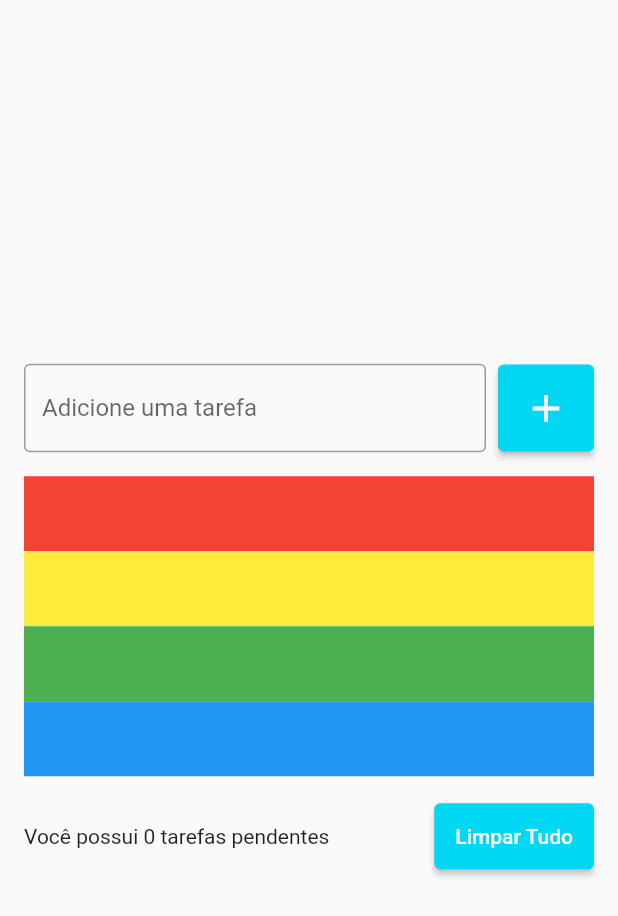
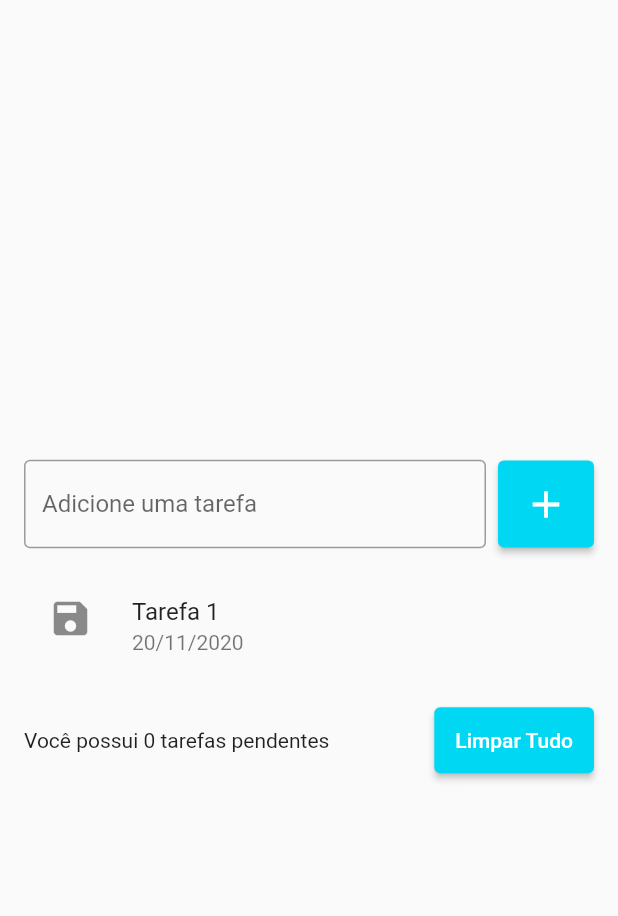
Before and after one commit to RenatoRosaFranco/flutter-todo, a Flutter app: the screen it shows after launch, on a phone screen of 412 x 824 dp. Shown: the top 916 px of the screen. Run offline on Flutter 3.47's test engine with Material 2 defaults, Android fonts, the phone set to English and light mode, and no system bars.

Commit message:
Adding ListTile widget to ListView

```diff
--- a/lib/pages/todo_list_page.dart
+++ b/lib/pages/todo_list_page.dart
@@ -46,26 +46,14 @@ class TodoListPage extends StatelessWidget {
               ListView(
                 shrinkWrap: true,
                 children: [
-                  Container(
-                    color: Colors.red,
-                    width: 50,
-                    height: 50
+                  ListTile(
+                    title: const Text('Tarefa 1'),
+                    subtitle: const Text('20/11/2020'),
+                    leading: const Icon(Icons.save, size: 30),
+                    onTap: () {
+                      print('Tarefa 1');
+                    },
                   ),
-                  Container(
-                    color: Colors.yellow,
-                    width: 50,
-                    height: 50,
-                  ),
-                  Container(
-                    color: Colors.green,
-                    width: 50,
-                    height: 50,
-                  ),
-                  Container(
-                    color: Colors.blue,
-                    width: 50,
-                    height: 50,
-                  )
                 ],
               ),
               const SizedBox(height: 16),
```
